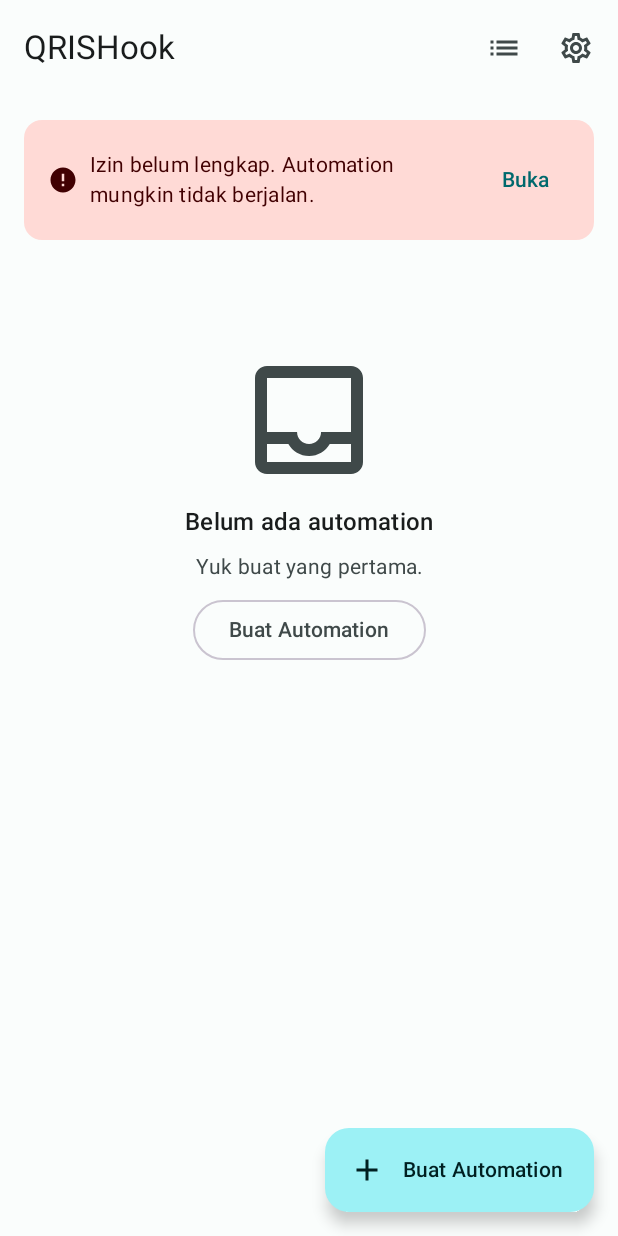
After one commit to code-malikdrajat/qrishook, an Android app built with Jetpack Compose: the HomeScreen screen opened through its navigation route, on a phone screen of 412 x 824 dp. The commit adds this screen. Run offline under Robolectric (Android 15) with nearby library versions, the phone set to English and light mode, and no system bars; our stand-ins replace Dagger/Hilt's generated code.

Commit message:
feat(ui): add onboarding and home screens

```diff
--- /dev/null
+++ b/app/src/main/java/com/qrishook/app/data/permission/PermissionChecker.kt
@@ -0,0 +1,70 @@
+package com.qrishook.app.data.permission
+
+import android.Manifest
+import android.content.Context
+import android.content.Intent
+import android.content.pm.PackageManager
+import android.net.Uri
+import android.os.Build
+import android.os.PowerManager
+import android.provider.Settings
+import androidx.core.content.ContextCompat
+import com.qrishook.app.service.NotifListenerService
+import dagger.hilt.android.qualifiers.ApplicationContext
+import javax.inject.Inject
+import javax.inject.Singleton
+
+data class PermissionState(
+    val notificationAccess: Boolean,
+    val notifications: Boolean,
+    val batteryUnrestricted: Boolean,
+) {
+    val allGranted: Boolean get() = notificationAccess && notifications && batteryUnrestricted
+}
+
+@Singleton
+class PermissionChecker @Inject constructor(
+    @ApplicationContext private val context: Context,
+) {
+    fun state(): PermissionState = PermissionState(
+        notificationAccess = NotifListenerService.isPermissionGranted(context),
+        notifications = hasNotificationPermission(),
+        batteryUnrestricted = isIgnoringBatteryOptimizations(),
+    )
+
+    fun hasNotificationPermission(): Boolean =
+        Build.VERSION.SDK_INT < Build.VERSION_CODES.TIRAMISU ||
+            ContextCompat.checkSelfPermission(context, Manifest.permission.POST_NOTIFICATIONS) ==
+            PackageManager.PERMISSION_GRANTED
+
+    fun isIgnoringBatteryOptimizations(): Boolean {
+        val powerManager = context.getSystemService(Context.POWER_SERVICE) as? PowerManager
+            ?: return false
+        return powerManager.isIgnoringBatteryOptimizations(context.packageName)
+    }
+
+    fun openNotificationAccessSettings() {
+        launchSettings(Intent(Settings.ACTION_NOTIFICATION_LISTENER_SETTINGS))
+    }
+
+    fun openAppNotificationSettings() {
+        launchSettings(
+            Intent(Settings.ACTION_APP_NOTIFICATION_SETTINGS)
+                .putExtra(Settings.EXTRA_APP_PACKAGE, context.packageName),
+        )
+    }
+
+    fun openBatteryOptimizationSettings() {
+        val request = Intent(
+            Settings.ACTION_REQUEST_IGNORE_BATTERY_OPTIMIZATIONS,
+            Uri.parse("package:${context.packageName}"),
+        )
+        runCatching { launchSettings(request) }.onFailure {
+            launchSettings(Intent(Settings.ACTION_IGNORE_BATTERY_OPTIMIZATION_SETTINGS))
+        }
+    }
+
+    private fun launchSettings(intent: Intent) {
+        context.startActivity(intent.addFlags(Intent.FLAG_ACTIVITY_NEW_TASK))
+    }
+}
--- a/app/src/main/java/com/qrishook/app/navigation/NavGraph.kt
+++ b/app/src/main/java/com/qrishook/app/navigation/NavGraph.kt
@@ -12,13 +12,30 @@ import androidx.navigation.compose.NavHost
 import androidx.navigation.compose.composable
 import androidx.navigation.compose.rememberNavController
 import androidx.navigation.navArgument
+import com.qrishook.app.ui.home.HomeScreen
+import com.qrishook.app.ui.onboarding.OnboardingScreen
 
 @Composable
 fun QRISHookNavGraph(navController: NavHostController = rememberNavController()) {
     NavHost(navController = navController, startDestination = Routes.ONBOARDING) {
-        composable(Routes.ONBOARDING) { PlaceholderScreen("Screen Onboarding") }
+        composable(Routes.ONBOARDING) {
+            OnboardingScreen(
+                onStart = {
+                    navController.navigate(Routes.HOME) {
+                        popUpTo(Routes.ONBOARDING) { inclusive = true }
+                    }
+                },
+            )
+        }
 
-        composable(Routes.HOME) { PlaceholderScreen("Screen Home") }
+        composable(Routes.HOME) {
+            HomeScreen(
+                onCreate = { navController.navigate(Routes.wizard()) },
+                onOpenAutomation = { navController.navigate(Routes.automation(it)) },
+                onOpenLogs = { navController.navigate(Routes.logs()) },
+                onOpenSettings = { navController.navigate(Routes.SETTINGS) },
+            )
+        }
 
         composable(
             route = Routes.WIZARD,
--- /dev/null
+++ b/app/src/main/java/com/qrishook/app/ui/home/HomeScreen.kt
@@ -0,0 +1,194 @@
+package com.qrishook.app.ui.home
+
+import androidx.compose.foundation.layout.Arrangement
+import androidx.compose.foundation.layout.Box
+import androidx.compose.foundation.layout.Column
+import androidx.compose.foundation.layout.PaddingValues
+import androidx.compose.foundation.layout.fillMaxSize
+import androidx.compose.foundation.layout.padding
+import androidx.compose.foundation.lazy.LazyColumn
+import androidx.compose.foundation.lazy.items
+import androidx.compose.material.icons.Icons
+import androidx.compose.material.icons.automirrored.filled.List
+import androidx.compose.material.icons.filled.Add
+import androidx.compose.material.icons.outlined.Inbox
+import androidx.compose.material.icons.outlined.Settings
+import androidx.compose.material3.ExtendedFloatingActionButton
+import androidx.compose.material3.Icon
+import androidx.compose.material3.IconButton
+import androidx.compose.material3.MaterialTheme
+import androidx.compose.material3.Scaffold
+import androidx.compose.material3.SnackbarHost
+import androidx.compose.material3.SnackbarHostState
+import androidx.compose.material3.Text
+import androidx.compose.runtime.Composable
+import androidx.compose.runtime.DisposableEffect
+import androidx.compose.runtime.LaunchedEffect
+import androidx.compose.runtime.getValue
+import androidx.compose.runtime.remember
+import androidx.compose.ui.Modifier
+import androidx.compose.ui.platform.LocalContext
+import androidx.compose.ui.res.stringResource
+import androidx.compose.ui.tooling.preview.Preview
+import androidx.hilt.navigation.compose.hiltViewModel
+import androidx.lifecycle.Lifecycle
+import androidx.lifecycle.LifecycleEventObserver
+import androidx.lifecycle.compose.LocalLifecycleOwner
+import androidx.lifecycle.compose.collectAsStateWithLifecycle
+import com.qrishook.app.R
+import com.qrishook.app.data.model.Action
+import com.qrishook.app.data.model.Automation
+import com.qrishook.app.data.model.Trigger
+import com.qrishook.app.data.permission.PermissionState
+import com.qrishook.app.ui.components.AutomationCard
+import com.qrishook.app.ui.components.EmptyState
+import com.qrishook.app.ui.components.ErrorBanner
+import com.qrishook.app.ui.components.LoadingState
+import com.qrishook.app.ui.components.QRISHookTopAppBar
+import com.qrishook.app.ui.theme.QRISHookTheme
+import com.qrishook.app.ui.theme.Spacing
+
+@Composable
+fun HomeScreen(
+    onCreate: () -> Unit,
+    onOpenAutomation: (Long) -> Unit,
+    onOpenLogs: () -> Unit,
+    onOpenSettings: () -> Unit,
+    viewModel: HomeViewModel = hiltViewModel(),
+) {
+    val uiState by viewModel.uiState.collectAsStateWithLifecycle()
+    val permissions by viewModel.permissions.collectAsStateWithLifecycle()
+    val lifecycleOwner = LocalLifecycleOwner.current
+    val snackbarHostState = remember { SnackbarHostState() }
+    val context = LocalContext.current
+
+    DisposableEffect(lifecycleOwner) {
+        val observer = LifecycleEventObserver { _, event ->
+            if (event == Lifecycle.Event.ON_RESUME) viewModel.refreshPermissions()
+        }
+        lifecycleOwner.lifecycle.addObserver(observer)
+        onDispose { lifecycleOwner.lifecycle.removeObserver(observer) }
+    }
+
+    LaunchedEffect(Unit) {
+        viewModel.messages.collect { snackbarHostState.showSnackbar(context.getString(it)) }
+    }
+
+    HomeContent(
+        uiState = uiState,
+        permissions = permissions,
+        snackbarHostState = snackbarHostState,
+        onCreate = onCreate,
+        onOpenAutomation = onOpenAutomation,
+        onOpenLogs = onOpenLogs,
+        onOpenSettings = onOpenSettings,
+        onOpenPermissionSettings = viewModel::openPermissionSettings,
+        onToggle = viewModel::setEnabled,
+    )
+}
+
+@Composable
+private fun HomeContent(
+    uiState: HomeUiState,
+    permissions: PermissionState,
+    snackbarHostState: SnackbarHostState,
+    onCreate: () -> Unit,
+    onOpenAutomation: (Long) -> Unit,
+    onOpenLogs: () -> Unit,
+    onOpenSettings: () -> Unit,
+    onOpenPermissionSettings: () -> Unit,
+    onToggle: (Automation, Boolean) -> Unit,
+) {
+    Scaffold(
+        snackbarHost = { SnackbarHost(snackbarHostState) },
+        topBar = {
+            QRISHookTopAppBar(
+                title = stringResource(R.string.app_name),
+                actions = {
+                    IconButton(onClick = onOpenLogs) {
+                        Icon(
+                            imageVector = Icons.AutoMirrored.Filled.List,
+                            contentDescription = stringResource(R.string.cd_logs),
+                        )
+                    }
+                    IconButton(onClick = onOpenSettings) {
+                        Icon(
+                            imageVector = Icons.Outlined.Settings,
+                            contentDescription = stringResource(R.string.cd_settings),
+                        )
+                    }
+                },
+            )
+        },
+        floatingActionButton = {
+            ExtendedFloatingActionButton(
+                onClick = onCreate,
+                icon = { Icon(Icons.Default.Add, contentDescription = null) },
+                text = { Text(stringResource(R.string.home_fab)) },
+            )
+        },
+    ) { padding ->
+        Box(modifier = Modifier.padding(padding).fillMaxSize()) {
+            when (val state = uiState) {
+                HomeUiState.Loading -> LoadingState()
+                is HomeUiState.Content -> Column(modifier = Modifier.fillMaxSize()) {
+                    if (!permissions.allGranted) {
+                        ErrorBanner(
+                            message = stringResource(R.string.home_permission_banner),
+                            actionLabel = stringResource(R.string.action_open),
+                            onAction = onOpenPermissionSettings,
+                            modifier = Modifier.padding(Spacing.md),
+                        )
+                    }
+                    if (state.automations.isEmpty()) {
+                        EmptyState(
+                            icon = Icons.Outlined.Inbox,
+                            title = stringResource(R.string.home_empty_title),
+                            description = stringResource(R.string.home_empty_description),
+                            actionLabel = stringResource(R.string.home_fab),
+                            onAction = onCreate,
+                            modifier = Modifier.padding(top = Spacing.xl),
+                        )
+                    } else {
+                        LazyColumn(
+                            contentPadding = PaddingValues(Spacing.md),
+                            verticalArrangement = Arrangement.spacedBy(Spacing.sm),
+                        ) {
+                            items(items = state.automations, key = { it.id }) { automation ->
+                                AutomationCard(
+                                    automation = automation,
+                                    onToggle = { enabled -> onToggle(automation, enabled) },
+                                    onClick = { onOpenAutomation(automation.id) },
+                                )
+                            }
+                        }
+                    }
+                }
+            }
+        }
+    }
+}
+
+@Preview(showBackground = true)
+@Composable
+private fun HomePreview() {
+    val sample = Automation(
+        id = 1,
+        name = "QRIS masuk BCA",
+        trigger = Trigger.NotificationTrigger(sourceApps = listOf("id.co.bca")),
+        action = Action(url = "https://example.com/hook"),
+    )
+    QRISHookTheme {
+        HomeContent(
+            uiState = HomeUiState.Content(listOf(sample)),
+            permissions = PermissionState(true, true, true),
+            snackbarHostState = remember { SnackbarHostState() },
+            onCreate = {},
+            onOpenAutomation = {},
+            onOpenLogs = {},
+            onOpenSettings = {},
+            onOpenPermissionSettings = {},
+            onToggle = { _, _ -> },
+        )
+    }
+}
--- /dev/null
+++ b/app/src/main/java/com/qrishook/app/ui/home/HomeViewModel.kt
@@ -0,0 +1,69 @@
+package com.qrishook.app.ui.home
+
+import android.content.Context
+import androidx.lifecycle.ViewModel
+import androidx.lifecycle.viewModelScope
+import com.qrishook.app.R
+import com.qrishook.app.data.model.Automation
+import com.qrishook.app.data.model.Trigger
+import com.qrishook.app.data.permission.PermissionChecker
+import com.qrishook.app.data.permission.PermissionState
+import com.qrishook.app.data.repository.AutomationRepository
+import com.qrishook.app.service.IntervalWorker
+import com.qrishook.app.service.QRISHookForegroundService
+import dagger.hilt.android.lifecycle.HiltViewModel
+import dagger.hilt.android.qualifiers.ApplicationContext
+import javax.inject.Inject
+import kotlinx.coroutines.channels.Channel
+import kotlinx.coroutines.flow.MutableStateFlow
+import kotlinx.coroutines.flow.SharingStarted
+import kotlinx.coroutines.flow.StateFlow
+import kotlinx.coroutines.flow.asStateFlow
+import kotlinx.coroutines.flow.map
+import kotlinx.coroutines.flow.receiveAsFlow
+import kotlinx.coroutines.flow.stateIn
+import kotlinx.coroutines.launch
+
+sealed interface HomeUiState {
+    data object Loading : HomeUiState
+    data class Content(val automations: List<Automation>) : HomeUiState
+}
+
+@HiltViewModel
+class HomeViewModel @Inject constructor(
+    private val repository: AutomationRepository,
+    private val permissionChecker: PermissionChecker,
+    @ApplicationContext private val context: Context,
+) : ViewModel() {
+
+    val uiState: StateFlow<HomeUiState> = repository.getAll()
+        .map { HomeUiState.Content(it) }
+        .stateIn(viewModelScope, SharingStarted.WhileSubscribed(5_000), HomeUiState.Loading)
+
+    private val _permissions = MutableStateFlow(permissionChecker.state())
+    val permissions: StateFlow<PermissionState> = _permissions.asStateFlow()
+
+    private val _messages = Channel<Int>(Channel.BUFFERED)
+    val messages = _messages.receiveAsFlow()
+
+    fun refreshPermissions() {
+        _permissions.value = permissionChecker.state()
+    }
+
+    fun openPermissionSettings() = permissionChecker.openNotificationAccessSettings()
+
+    fun setEnabled(automation: Automation, enabled: Boolean) {
+        viewModelScope.launch {
+            repository.setEnabled(automation.id, enabled)
+            if (enabled) {
+                QRISHookForegroundService.start(context)
+                if (automation.trigger is Trigger.IntervalTrigger) {
+                    IntervalWorker.schedule(context, automation.copy(enabled = true))
+                }
+            } else if (automation.trigger is Trigger.IntervalTrigger) {
+                IntervalWorker.cancel(context, automation.id)
+            }
+            _messages.send(if (enabled) R.string.home_toggle_on else R.string.home_toggle_off)
+        }
+    }
+}
--- /dev/null
+++ b/app/src/main/java/com/qrishook/app/ui/onboarding/OnboardingScreen.kt
@@ -0,0 +1,161 @@
+package com.qrishook.app.ui.onboarding
+
+import android.Manifest
+import android.os.Build
+import androidx.activity.compose.rememberLauncherForActivityResult
+import androidx.activity.result.contract.ActivityResultContracts
+import androidx.compose.foundation.layout.Arrangement
+import androidx.compose.foundation.layout.Column
+import androidx.compose.foundation.layout.Spacer
+import androidx.compose.foundation.layout.fillMaxSize
+import androidx.compose.foundation.layout.fillMaxWidth
+import androidx.compose.foundation.layout.height
+import androidx.compose.foundation.layout.padding
+import androidx.compose.foundation.layout.size
+import androidx.compose.foundation.rememberScrollState
+import androidx.compose.foundation.verticalScroll
+import androidx.compose.material.icons.Icons
+import androidx.compose.material.icons.filled.BatterySaver
+import androidx.compose.material.icons.outlined.Notifications
+import androidx.compose.material3.Icon
+import androidx.compose.material3.MaterialTheme
+import androidx.compose.material3.Scaffold
+import androidx.compose.material3.Text
+import androidx.compose.material3.TextButton
+import androidx.compose.runtime.Composable
+import androidx.compose.runtime.DisposableEffect
+import androidx.compose.runtime.getValue
+import androidx.compose.ui.Alignment
+import androidx.compose.ui.Modifier
+import androidx.compose.ui.res.stringResource
+import androidx.compose.ui.text.style.TextAlign
+import androidx.compose.ui.tooling.preview.Preview
+import androidx.compose.ui.unit.dp
+import androidx.hilt.navigation.compose.hiltViewModel
+import androidx.lifecycle.Lifecycle
+import androidx.lifecycle.LifecycleEventObserver
+import androidx.lifecycle.compose.LocalLifecycleOwner
+import androidx.lifecycle.compose.collectAsStateWithLifecycle
+import com.qrishook.app.R
+import com.qrishook.app.data.permission.PermissionState
+import com.qrishook.app.ui.components.PermissionCard
+import com.qrishook.app.ui.components.QRISHookButton
+import com.qrishook.app.ui.components.QRISHookTopAppBar
+import com.qrishook.app.ui.theme.QRISHookTheme
+import com.qrishook.app.ui.theme.Spacing
+
+@Composable
+fun OnboardingScreen(
+    onStart: () -> Unit,
+    viewModel: OnboardingViewModel = hiltViewModel(),
+) {
+    val permissions by viewModel.permissions.collectAsStateWithLifecycle()
+    val lifecycleOwner = LocalLifecycleOwner.current
+
+    DisposableEffect(lifecycleOwner) {
+        val observer = LifecycleEventObserver { _, event ->
+            if (event == Lifecycle.Event.ON_RESUME) viewModel.refresh()
+        }
+        lifecycleOwner.lifecycle.addObserver(observer)
+        onDispose { lifecycleOwner.lifecycle.removeObserver(observer) }
+    }
+
+    val notificationPermissionLauncher = rememberLauncherForActivityResult(
+        ActivityResultContracts.RequestPermission(),
+    ) { viewModel.refresh() }
+
+    Scaffold(topBar = { QRISHookTopAppBar(title = stringResource(R.string.app_name)) }) { padding ->
+        Column(
+            modifier = Modifier
+                .fillMaxSize()
+                .padding(padding)
+                .verticalScroll(rememberScrollState())
+                .padding(Spacing.lg),
+            horizontalAlignment = Alignment.CenterHorizontally,
+            verticalArrangement = Arrangement.spacedBy(Spacing.md),
+        ) {
+            Icon(
+                imageVector = Icons.Outlined.Notifications,
+                contentDescription = null,
+                modifier = Modifier.size(96.dp),
+                tint = MaterialTheme.colorScheme.primary,
+            )
+            Text(
+                text = stringResource(R.string.onboarding_title),
+                style = MaterialTheme.typography.headlineSmall,
+                textAlign = TextAlign.Center,
+            )
+            Text(
+                text = stringResource(R.string.onboarding_body),
+                style = MaterialTheme.typography.bodyMedium,
+                color = MaterialTheme.colorScheme.onSurfaceVariant,
+                textAlign = TextAlign.Center,
+            )
+
+            PermissionCard(
+                icon = Icons.Outlined.Notifications,
+                label = stringResource(R.string.permission_notification_access),
+                description = stringResource(R.string.permission_notification_access_desc),
+                granted = permissions.notificationAccess,
+                onRequest = viewModel::openNotificationAccess,
+            )
+            PermissionCard(
+                icon = Icons.Outlined.Notifications,
+                label = stringResource(R.string.permission_post_notifications),
+                description = stringResource(R.string.permission_post_notifications_desc),
+                granted = permissions.notifications,
+                onRequest = {
+                    if (Build.VERSION.SDK_INT >= Build.VERSION_CODES.TIRAMISU) {
+                        notificationPermissionLauncher.launch(Manifest.permission.POST_NOTIFICATIONS)
+                    } else {
+                        viewModel.openNotificationPermission()
+                    }
+                },
+            )
+            PermissionCard(
+                icon = Icons.Default.BatterySaver,
+                label = stringResource(R.string.permission_battery),
+                description = stringResource(R.string.permission_battery_desc),
+                granted = permissions.batteryUnrestricted,
+                onRequest = viewModel::openBatteryOptimization,
+            )
+
+            Spacer(modifier = Modifier.height(Spacing.sm))
+            QRISHookButton(
+                text = stringResource(R.string.onboarding_start),
+                onClick = onStart,
+                enabled = permissions.allGranted,
+                modifier = Modifier.fillMaxWidth(),
+            )
+            TextButton(onClick = onStart) {
+                Text(text = stringResource(R.string.onboarding_skip))
+            }
+        }
+    }
+}
+
+@Preview(showBackground = true)
+@Composable
+private fun OnboardingPreview() {
+    QRISHookTheme {
+        OnboardingContentPreview(
+            permissions = PermissionState(
+                notificationAccess = true,
+                notifications = false,
+                batteryUnrestricted = false,
+            ),
+        )
+    }
+}
+
+@Composable
+private fun OnboardingContentPreview(permissions: PermissionState) {
+    Column(modifier = Modifier.padding(Spacing.md)) {
+        PermissionCard(
+            icon = Icons.Outlined.Notifications,
+            label = "Akses Notifikasi",
+            granted = permissions.notificationAccess,
+            onRequest = {},
+        )
+    }
+}
--- /dev/null
+++ b/app/src/main/java/com/qrishook/app/ui/onboarding/OnboardingViewModel.kt
@@ -0,0 +1,29 @@
+package com.qrishook.app.ui.onboarding
+
+import androidx.lifecycle.ViewModel
+import com.qrishook.app.data.permission.PermissionChecker
+import com.qrishook.app.data.permission.PermissionState
+import dagger.hilt.android.lifecycle.HiltViewModel
+import javax.inject.Inject
+import kotlinx.coroutines.flow.MutableStateFlow
+import kotlinx.coroutines.flow.StateFlow
+import kotlinx.coroutines.flow.asStateFlow
+
+@HiltViewModel
+class OnboardingViewModel @Inject constructor(
+    private val permissionChecker: PermissionChecker,
+) : ViewModel() {
+
+    private val _permissions = MutableStateFlow(permissionChecker.state())
+    val permissions: StateFlow<PermissionState> = _permissions.asStateFlow()
+
+    fun refresh() {
+        _permissions.value = permissionChecker.state()
+    }
+
+    fun openNotificationAccess() = permissionChecker.openNotificationAccessSettings()
+
+    fun openNotificationPermission() = permissionChecker.openAppNotificationSettings()
+
+    fun openBatteryOptimization() = permissionChecker.openBatteryOptimizationSettings()
+}
--- a/app/src/main/res/values/strings.xml
+++ b/app/src/main/res/values/strings.xml
@@ -57,4 +57,24 @@
     <!-- Header row -->
     <string name="header_key">Key</string>
     <string name="header_value">Value</string>
+
+    <!-- Onboarding -->
+    <string name="onboarding_title">Izinkan QRISHook bekerja</string>
+    <string name="onboarding_body">Kami butuh 3 izin agar automation bisa berjalan di background.</string>
+    <string name="permission_notification_access">Akses Notifikasi</string>
+    <string name="permission_notification_access_desc">Membaca notifikasi transaksi yang masuk</string>
+    <string name="permission_post_notifications">Izin Notifikasi</string>
+    <string name="permission_post_notifications_desc">Menampilkan notifikasi status layanan</string>
+    <string name="permission_battery">Bebas Baterai</string>
+    <string name="permission_battery_desc">Agar layanan tidak dimatikan sistem</string>
+    <string name="onboarding_start">Mulai Sekarang</string>
+    <string name="onboarding_skip">Lewati untuk sekarang</string>
+
+    <!-- Home -->
+    <string name="home_fab">Buat Automation</string>
+    <string name="home_empty_title">Belum ada automation</string>
+    <string name="home_empty_description">Yuk buat yang pertama.</string>
+    <string name="home_permission_banner">Izin belum lengkap. Automation mungkin tidak berjalan.</string>
+    <string name="home_toggle_on">Automation diaktifkan</string>
+    <string name="home_toggle_off">Automation dinonaktifkan</string>
 </resources>
```
